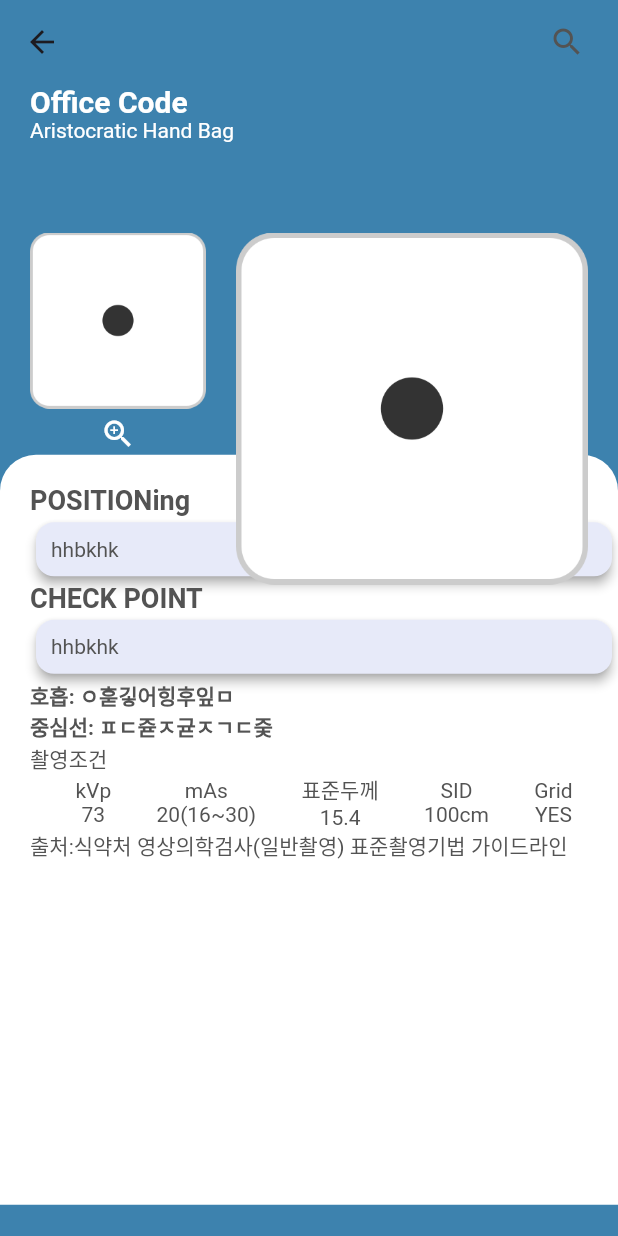
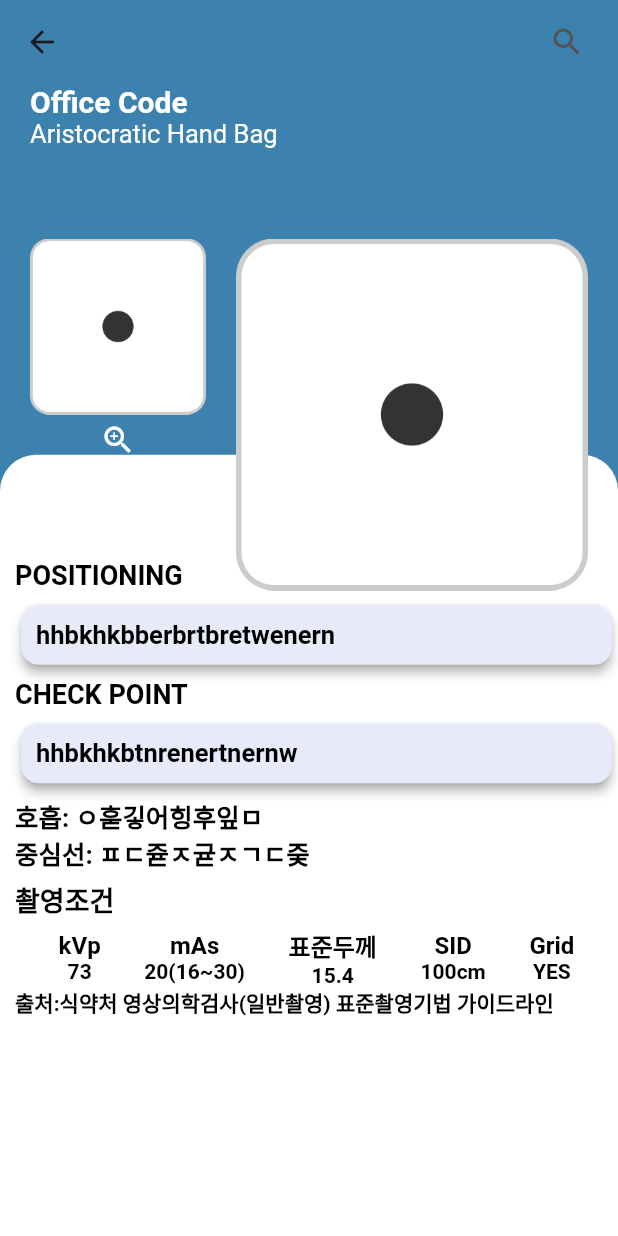
Before and after one commit to pinojun/x_ray-project, a Flutter app: the screen it shows after launch, after a tap on "Office Code", on a phone screen of 412 x 824 dp. Run offline on Flutter 3.47's test engine with Material 2 defaults, Android fonts, the phone set to English and light mode, and no system bars.

Commit message:
third commit

```diff
--- a/lib/constants.dart
+++ b/lib/constants.dart
@@ -3,7 +3,16 @@ import 'package:flutter/material.dart';
 const kTextColor = Color(0xFF535353);
 const kTextLightColor = Color(0xFFACACAC);
 
-const kTextSize = TextStyle(
-    fontWeight: FontWeight.bold, fontSize: 14);
+const textTitle = TextStyle(
+    fontWeight: FontWeight.bold, fontSize: 18, color: Colors.black);
+
+const textSubTitle = TextStyle(
+    fontWeight: FontWeight.bold, fontSize: 16, color: Colors.black);
+
+const textDescription = TextStyle(
+    fontWeight: FontWeight.bold, fontSize: 17, color: Colors.black);
+
+const textSubDescription = TextStyle(
+    fontWeight: FontWeight.bold, fontSize: 14, color: Colors.black);
 
 const kDefaultPaddin = 20.0;
--- a/lib/screens/details/components/product_title_with_image.dart
+++ b/lib/screens/details/components/product_title_with_image.dart
@@ -59,7 +59,7 @@ class ProductTitleWithImage extends StatelessWidget {
           ),
           Text(
             "Aristocratic Hand Bag", //검사목적 내용
-            style: TextStyle(color: Colors.white),
+            style: TextStyle(fontSize: 17, color: Colors.white),
           ),
           SizedBox(height: 60),
           Row(
@@ -78,10 +78,12 @@ class ProductTitleWithImage extends StatelessWidget {
                     ),
                     SizedBox(height: 5),
                     GestureDetector(
-                      child: Icon(Icons.zoom_in, color: Colors.white,),
-                      onTap: (){},
+                      child: Icon(
+                        Icons.zoom_in,
+                        color: Colors.white,
+                      ),
+                      onTap: () {},
                     ),
-
                   ],
                 ),
               ),
--- a/lib/screens/details/details_screen.dart
+++ b/lib/screens/details/details_screen.dart
@@ -22,7 +22,7 @@ class DetailsScreen extends StatelessWidget {
                 children: [
                   Container(
                     margin: EdgeInsets.only(top: size.height * 0.3),
-                    height: 500,
+                    height: 700,
                     decoration: BoxDecoration(
                       color: Colors.white,
                       borderRadius: BorderRadius.only(
@@ -31,14 +31,12 @@ class DetailsScreen extends StatelessWidget {
                       ),
                     ),
                     child: Padding(
-                      padding: EdgeInsets.only(top: 20, left: 20),
+                      padding: EdgeInsets.only(top: 70, left: 10),
                       child: Column(
                         crossAxisAlignment: CrossAxisAlignment.start,
                         children: [
-                          Text('POSITIONing',style: TextStyle(
-                              fontWeight: FontWeight.bold, fontSize: 18)),
-
-
+                          Text('POSITIONING', style: textTitle),
+                          SizedBox(height: 5),
                           Card(
                             surfaceTintColor: Colors.blue,
                             elevation: 3,
@@ -46,11 +44,15 @@ class DetailsScreen extends StatelessWidget {
                             child: Container(
                               padding: EdgeInsets.all(10),
                               width: MediaQuery.of(context).size.width,
-                              child: Text('hhbkhk'),
+                              child: Text(
+                                'hhbkhkbberbrtbretwenern',
+                                style: textDescription,
+                              ),
                             ),
                           ),
-                          Text('CHECK POINT',style: TextStyle(
-                              fontWeight: FontWeight.bold, fontSize: 18)),
+                          SizedBox(height: 5),
+                          Text('CHECK POINT', style: textTitle),
+                          SizedBox(height: 5),
                           Card(
                             surfaceTintColor: Colors.blue,
                             elevation: 3,
@@ -58,68 +60,92 @@ class DetailsScreen extends StatelessWidget {
                             child: Container(
                               padding: EdgeInsets.all(10),
                               width: MediaQuery.of(context).size.width,
-                              child: Text('hhbkhk'),
+                              child: Text(
+                                'hhbkhkbtnrenertnernw',
+                                style: textDescription,
+                              ),
                             ),
                           ),
-                          Text('호흡: ㅇ훋깋어힝후잎ㅁ',style: TextStyle(
-                              fontWeight: FontWeight.bold, fontSize: 14)),
-                          Text('중심선: ㅍㄷ쥳ㅈ귣ㅈㄱㄷ줒',style: kTextSize),
-
-
+                          SizedBox(height: 5),
+                          Text('호흡: ㅇ훋깋어힝후잎ㅁ', style: textDescription),
+                          Text('중심선: ㅍㄷ쥳ㅈ귣ㅈㄱㄷ줒', style: textDescription),
+                          SizedBox(height: 5),
                           Container(
                             //촬영조건
                             child: Column(
                               children: [
                                 Container(
                                   width: MediaQuery.of(context).size.width,
-                                  child: Text('촬영조건'),
+                                  child: Text('촬영조건', style: textTitle),
                                 ),
+                                SizedBox(height: 5),
                                 Row(
-                                  mainAxisAlignment: MainAxisAlignment.spaceEvenly,
+                                  mainAxisAlignment:
+                                      MainAxisAlignment.spaceEvenly,
                                   children: [
                                     Column(
                                       children: [
                                         Container(
-                                          child: Text('kVp'),
+                                          child:
+                                              Text('kVp', style: textSubTitle),
                                         ),
-                                        Container(child: Text('73')),
+                                        Container(
+                                            child: Text('73',
+                                                style: textSubDescription)),
                                       ],
                                     ),
                                     Column(
                                       children: [
-                                        Container(child: Text('mAs')),
-                                        Container(child: Text('20(16~30)')),
+                                        Container(
+                                            child: Text('mAs',
+                                                style: textSubTitle)),
+                                        Container(
+                                            child: Text('20(16~30)',
+                                                style: textSubDescription)),
                                       ],
                                     ),
                                     Column(
                                       children: [
-                                        Container(child: Text('표준두께')),
-                                        Container(child: Text('15.4')),
+                                        Container(
+                                            child: Text('표준두께',
+                                                style: textSubTitle)),
+                                        Container(
+                                            child: Text('15.4',
+                                                style: textSubDescription)),
                                       ],
                                     ),
                                     Column(
                                       children: [
-                                        Container(child: Text('SID')),
-                                        Container(child: Text('100cm')),
+                                        Container(
+                                            child: Text('SID',
+                                                style: textSubTitle)),
+                                        Container(
+                                            child: Text('100cm',
+                                                style: textSubDescription)),
                                       ],
                                     ),
                                     Column(
                                       children: [
-                                        Container(child: Text('Grid')),
-                                        Container(child: Text('YES')),
+                                        Container(
+                                            child: Text('Grid',
+                                                style: textSubTitle)),
+                                        Container(
+                                            child: Text('YES',
+                                                style: textSubDescription)),
                                       ],
                                     ),
                                   ],
                                 ),
                                 Container(
                                   width: MediaQuery.of(context).size.width,
-                                  child: Text('출처:식약처 영상의학검사(일반촬영) 표준촬영기법 가이드라인'),
+                                  child: Text(
+                                    '출처:식약처 영상의학검사(일반촬영) 표준촬영기법 가이드라인',
+                                    style: textSubDescription,
+                                  ),
                                 )
                               ],
                             ),
                           )
-
-
                         ],
                       ),
                     ),
@@ -160,7 +186,9 @@ class DetailsScreen extends StatelessWidget {
       elevation: 0,
       leading: IconButton(
         icon: Icon(Icons.arrow_back),
-        onPressed: () {Navigator.pop(context);},
+        onPressed: () {
+          Navigator.pop(context);
+        },
       ),
       actions: [
         IconButton(
```
